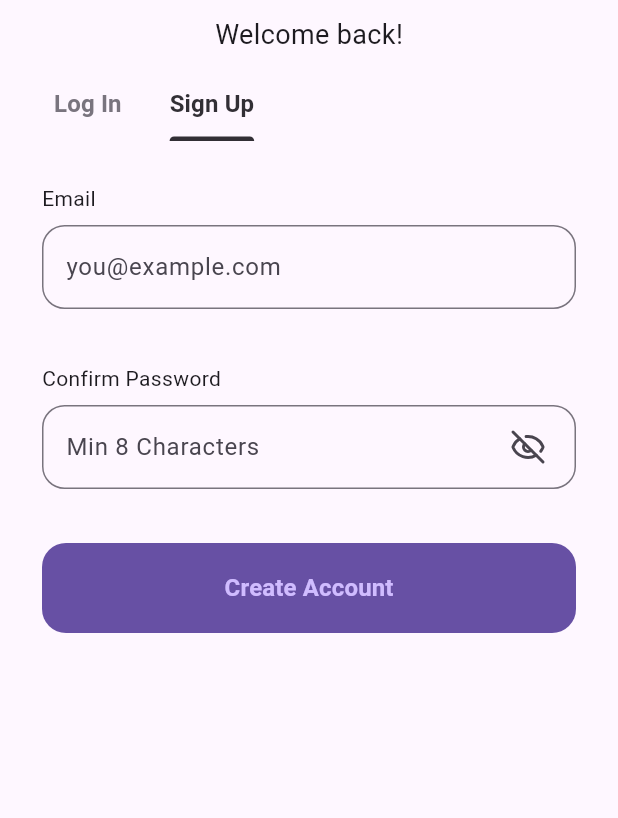
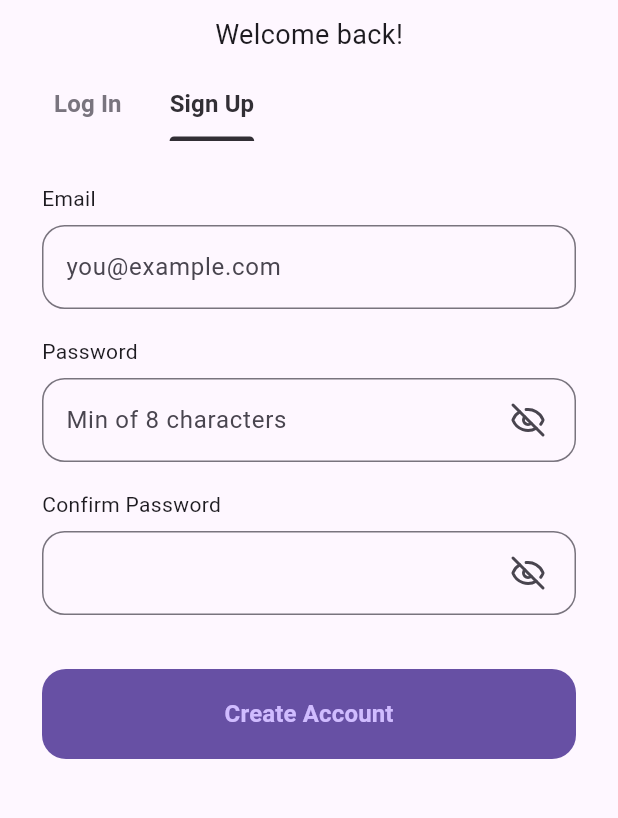
Before and after one commit to ljadominguez-png/vigango, a Flutter app: the Authorization screen opened by its route, tab 2 chosen, on a phone screen of 412 x 824 dp, the part 291-1109 px from its top. Run offline on Flutter 3.47's test engine with Material 3 defaults, Android fonts, the phone set to English and light mode, and no system bars; our stand-ins replace flutter_bloc, flutter_native_splash, go_router, lucide_icons_flutter; missing offline and left inert: markdown_widget.

Commit message:
minor updates again changed the messy god return class

```diff
--- a/lib/feature/authentication/views/sign_up.dart
+++ b/lib/feature/authentication/views/sign_up.dart
@@ -3,6 +3,8 @@ import 'package:flutter/material.dart';
 import 'package:lucide_icons_flutter/lucide_icons.dart';
 import 'package:vigango/core/utils/validators.dart';
 import 'package:vigango/core/widgets/buttons/noicon.dart';
+import 'package:vigango/feature/authentication/widgets/emailfield.dart';
+import 'package:vigango/feature/authentication/widgets/password_field.dart';
 
 class SignUp extends StatefulWidget {
   const SignUp({super.key});
@@ -59,60 +61,21 @@ class _SignUpState extends State<SignUp> {
                   children: [
                     const Text("Email"),
                     const SizedBox(height: 8),
-                    TextFormField(
-                      controller: _emailController,
-                      decoration: InputDecoration(
-                        hintText: "you@example.com",
-                        border: OutlineInputBorder(
-                          borderRadius: BorderRadius.circular(15),
-                        ),
-                      ),
-                      validator: (value) {
-                        return AppValidators.validateEmail(value);
-                      },
-                    ),
+                    emailField(emailController: _emailController),
                   ],
                 ),
                 const SizedBox(height: 18),
+                PasswordField(
+                controller: _passwordController,
+                hintText: 'Min of 8 characters',
+                label: 'Password',
+                ),
                 const SizedBox(height: 18),
-                Column(
-                  crossAxisAlignment: CrossAxisAlignment.start,
-                  children: [
-                    const Text("Confirm Password"),
-                    const SizedBox(height: 8),
-                    TextFormField(
-                      controller: _confirmPassword,
-                      decoration: InputDecoration(
-                        hintText: "Min 8 Characters",
-                        border: OutlineInputBorder(
-                          borderRadius: BorderRadius.circular(15),
-                        ),
-                        suffixIcon: Padding(
-                          padding: const EdgeInsets.only(right: 8.0),
-                          child: IconButton(
-                            onPressed: () {
-                              setState(() {
-                                _obscureText2 = !_obscureText2;
-                              });
-                            },
-                            icon: Icon(
-                              _obscureText2
-                                  ? LucideIcons.eyeOff
-                                  : LucideIcons.eye,
-                            ),
-                          ),
-                        ),
-                      ),
-                      obscureText: _obscureText2,
-                      validator: (value) {
-                        return AppValidators.validatePassword(value);
-                      },
-                    ),
-                  ],
-                ),
-
+                PasswordField(
+                  controller: _confirmPassword,
+                  label: 'Confirm Password',
+                  hintText: ''),
                 const SizedBox(height: 36),
-
                 NoIcon(
                   buttonLabel: 'Create Account',
                   enablebackground: true,
@@ -123,7 +86,6 @@ class _SignUpState extends State<SignUp> {
                       _hasAttempted = true;
                     });
                     if (_formKey.currentState!.validate()) {
-
                        print("Form is perfectly clean. Routing data...");
                     } else {
                       // If it returns false, Flutter automatically halts execution
--- /dev/null
+++ b/lib/feature/authentication/widgets/emailfield.dart
@@ -0,0 +1,26 @@
+import 'package:flutter/material.dart';
+import 'package:vigango/core/utils/validators.dart';
+
+class emailField extends StatelessWidget {
+  const emailField({
+    super.key,
+    required TextEditingController emailController,
+  }) : _emailController = emailController;
+
+  final TextEditingController _emailController;
+
+  @override
+  Widget build(BuildContext context) {
+    return TextFormField(
+      controller: _emailController,
+      decoration: InputDecoration(
+        hintText: "you@example.com",
+        border: OutlineInputBorder(
+          borderRadius: BorderRadius.circular(15),
+        ),
+      ),
+      validator: (value){AppValidators.validateEmail(value);
+      }
+    );
+  }
+}
--- /dev/null
+++ b/lib/feature/authentication/widgets/password_field.dart
@@ -0,0 +1,58 @@
+import 'package:flutter/material.dart';
+import 'package:lucide_icons_flutter/lucide_icons.dart';
+import 'package:vigango/core/utils/validators.dart';
+
+class PasswordField extends StatefulWidget {
+  final TextEditingController controller;
+  final String label;
+  final String hintText;
+
+  const PasswordField({
+    super.key,
+    required this.controller,
+    required this.label,
+    required this.hintText,
+  });
+
+  @override
+  State<PasswordField> createState() => _PasswordFieldState();
+}
+
+class _PasswordFieldState extends State<PasswordField> {
+  bool _obscureText = true;
+
+  @override
+  Widget build(BuildContext context) {
+    return Column(
+      crossAxisAlignment: CrossAxisAlignment.start,
+      children: [
+        Text(widget.label),
+        const SizedBox(height: 8),
+        TextFormField(
+          controller: widget.controller,
+          obscureText: _obscureText,
+          decoration: InputDecoration(
+            hintText: widget.hintText,
+            border: OutlineInputBorder(
+              borderRadius: BorderRadius.circular(15),
+            ),
+            suffixIcon: Padding(
+              padding: const EdgeInsets.only(right: 8.0),
+              child: IconButton(
+                onPressed: () {
+                  setState(() {
+                    _obscureText = !_obscureText;
+                  });
+                },
+                icon: Icon(
+                  _obscureText ? LucideIcons.eyeOff : LucideIcons.eye,
+                ),
+              ),
+            ),
+          ),
+          validator: (value){AppValidators.validatePassword(value);},
+        ),
+      ],
+    );
+  }
+}
```
Also changed, not shown: lib/feature/authentication/views/log_in.dart (+9 -0 lines), lib/feature/authentication/views/username_screen.dart (+25 -1 lines).
